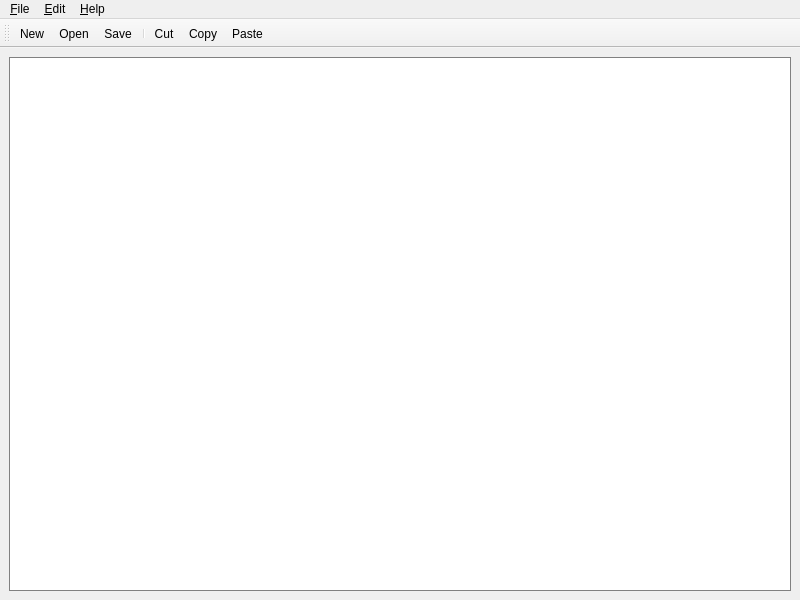
First picture: the form in forms/texteditor.ui, repository hmad213/Text-Editor, before the edit.
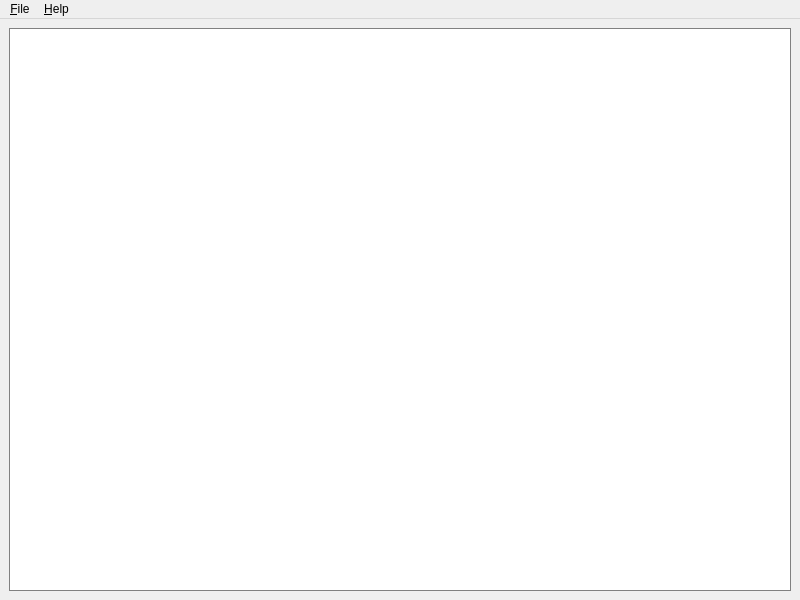
Second picture: the form after the edit.

Patch:
```diff
--- a/forms/texteditor.ui
+++ b/forms/texteditor.ui
@@ -50,14 +50,6 @@
     <addaction name="separator"/>
     <addaction name="actionExit"/>
    </widget>
-   <widget class="QMenu" name="menuEdit">
-    <property name="title">
-     <string>&amp;Edit</string>
-    </property>
-    <addaction name="actionCut"/>
-    <addaction name="actionCopy"/>
-    <addaction name="actionPaste"/>
-   </widget>
    <widget class="QMenu" name="menuHelp">
     <property name="title">
      <string>&amp;Help</string>
@@ -65,56 +57,13 @@
     <addaction name="actionAbout"/>
    </widget>
    <addaction name="menuFile"/>
-   <addaction name="menuEdit"/>
    <addaction name="menuHelp"/>
   </widget>
-  <widget class="QToolBar" name="toolBar">
-   <property name="windowTitle">
-    <string>Tool Bar</string>
-   </property>
-   <addaction name="actionNew"/>
-   <addaction name="actionOpen"/>
-   <addaction name="actionSave"/>
-   <addaction name="separator"/>
-   <addaction name="actionCut"/>
-   <addaction name="actionCopy"/>
-   <addaction name="actionPaste"/>
-  </widget>
-  <action name="actionNew">
-   <property name="text">
-    <string>&amp;New</string>
-   </property>
-  </action>
-  <action name="actionOpen">
-   <property name="text">
-    <string>&amp;Open...</string>
-   </property>
-  </action>
-  <action name="actionSave">
-   <property name="text">
-    <string>&amp;Save</string>
-   </property>
-  </action>
   <action name="actionExit">
    <property name="text">
     <string>E&amp;xit</string>
    </property>
   </action>
-  <action name="actionCut">
-   <property name="text">
-    <string>Cu&amp;t</string>
-   </property>
-  </action>
-  <action name="actionCopy">
-   <property name="text">
-    <string>&amp;Copy</string>
-   </property>
-  </action>
-  <action name="actionPaste">
-   <property name="text">
-    <string>&amp;Paste</string>
-   </property>
-  </action>
   <action name="actionAbout">
    <property name="text">
     <string>&amp;About</string>
```
Left out of the diff: 4 changed lines with no effect on the pictures.
